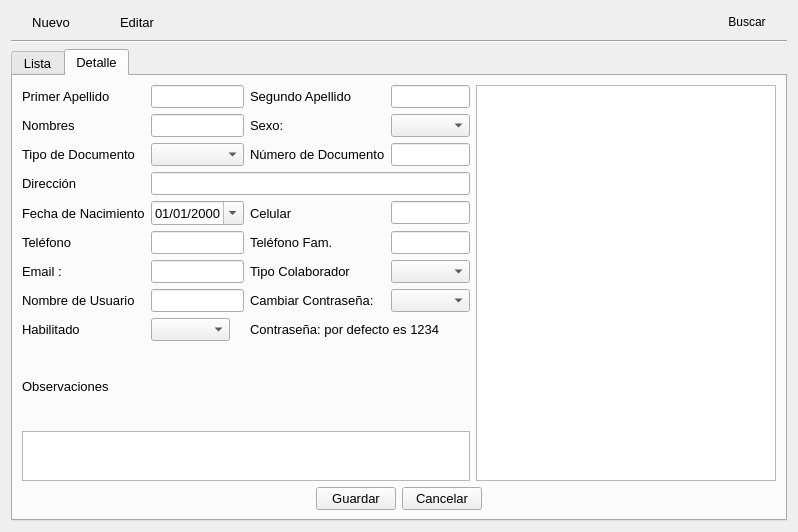
This is configuracion/usuariosform.ui in rodety/Jireh as Qt 5 draws it before an edit. The edited form follows.
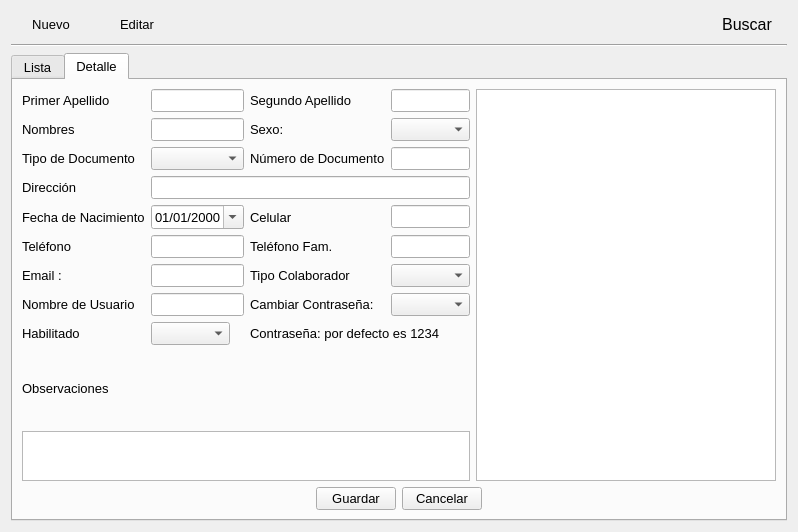
This is the edited form. Icons and pictures are not drawn.

```diff
--- a/configuracion/usuariosform.ui
+++ b/configuracion/usuariosform.ui
@@ -10,6 +10,11 @@
     <height>532</height>
    </rect>
   </property>
+  <property name="font">
+   <font>
+    <pointsize>12</pointsize>
+   </font>
+  </property>
   <property name="windowTitle">
    <string>Form</string>
   </property>
```
